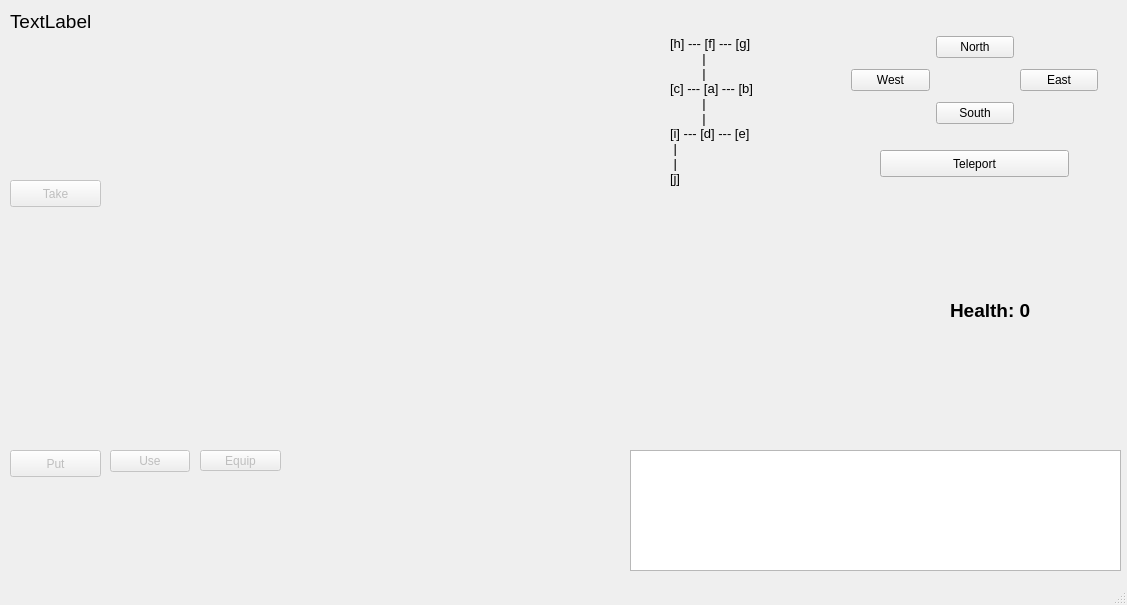
Qt form mainwindow.ui (colmlg/ZorkProject) before a commit.
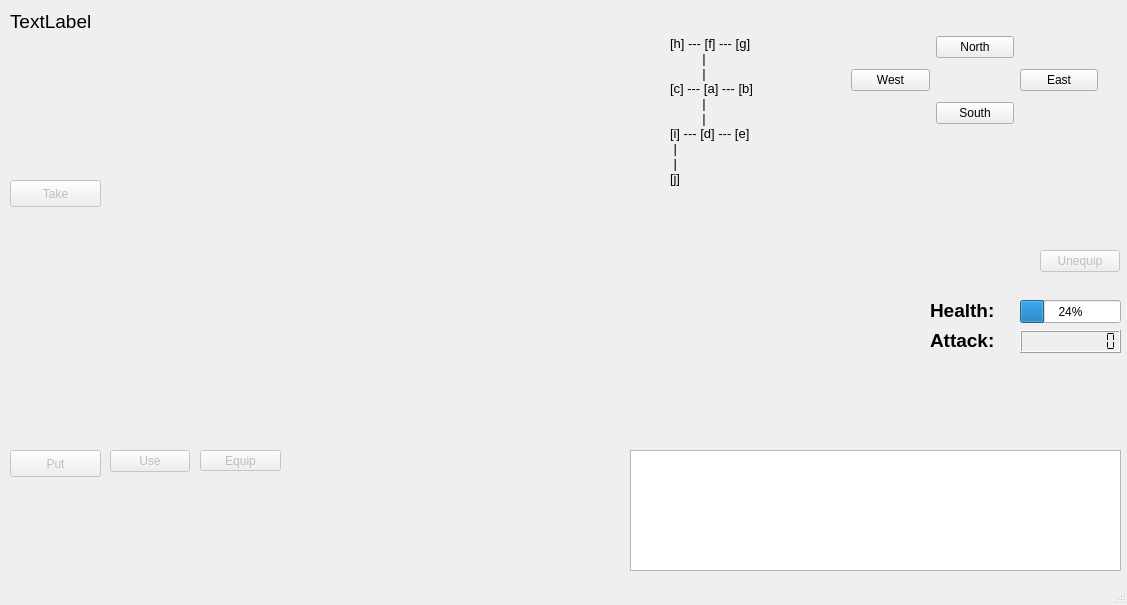
The same form after that commit.

The edit to the form file:
```diff
--- a/mainwindow.ui
+++ b/mainwindow.ui
@@ -443,19 +443,6 @@
      <set>Qt::NoTextInteraction</set>
     </property>
    </widget>
-   <widget class="QPushButton" name="teleportButton">
-    <property name="geometry">
-     <rect>
-      <x>880</x>
-      <y>150</y>
-      <width>189</width>
-      <height>27</height>
-     </rect>
-    </property>
-    <property name="text">
-     <string>Teleport</string>
-    </property>
-   </widget>
    <widget class="QPushButton" name="putButton">
     <property name="enabled">
      <bool>false</bool>
@@ -507,9 +494,9 @@
    <widget class="QLabel" name="healthLabel">
     <property name="geometry">
      <rect>
-      <x>950</x>
+      <x>930</x>
       <y>300</y>
-      <width>121</width>
+      <width>71</width>
       <height>20</height>
      </rect>
     </property>
@@ -521,7 +508,7 @@
      </font>
     </property>
     <property name="text">
-     <string>Health: 0</string>
+     <string>Health:</string>
     </property>
    </widget>
    <widget class="QLabel" name="inventoryItemInfoLabel">
@@ -613,6 +600,79 @@
      <string>Equip</string>
     </property>
    </widget>
+   <widget class="QPushButton" name="unequipButton">
+    <property name="enabled">
+     <bool>false</bool>
+    </property>
+    <property name="geometry">
+     <rect>
+      <x>1040</x>
+      <y>250</y>
+      <width>80</width>
+      <height>22</height>
+     </rect>
+    </property>
+    <property name="text">
+     <string>Unequip</string>
+    </property>
+   </widget>
+   <widget class="QProgressBar" name="healthBar">
+    <property name="geometry">
+     <rect>
+      <x>1020</x>
+      <y>300</y>
+      <width>101</width>
+      <height>23</height>
+     </rect>
+    </property>
+    <property name="value">
+     <number>24</number>
+    </property>
+   </widget>
+   <widget class="QLabel" name="healthLabel_2">
+    <property name="geometry">
+     <rect>
+      <x>930</x>
+      <y>330</y>
+      <width>71</width>
+      <height>20</height>
+     </rect>
+    </property>
+    <property name="font">
+     <font>
+      <pointsize>14</pointsize>
+      <weight>75</weight>
+      <bold>true</bold>
+     </font>
+    </property>
+    <property name="text">
+     <string>Attack:</string>
+    </property>
+   </widget>
+   <widget class="QLCDNumber" name="attackValue">
+    <property name="geometry">
+     <rect>
+      <x>1020</x>
+      <y>330</y>
+      <width>101</width>
+      <height>23</height>
+     </rect>
+    </property>
+    <property name="font">
+     <font>
+      <pointsize>14</pointsize>
+     </font>
+    </property>
+    <property name="smallDecimalPoint">
+     <bool>false</bool>
+    </property>
+    <property name="digitCount">
+     <number>10</number>
+    </property>
+    <property name="segmentStyle">
+     <enum>QLCDNumber::Flat</enum>
+    </property>
+   </widget>
   </widget>
   <widget class="QStatusBar" name="statusBar"/>
  </widget>
```
